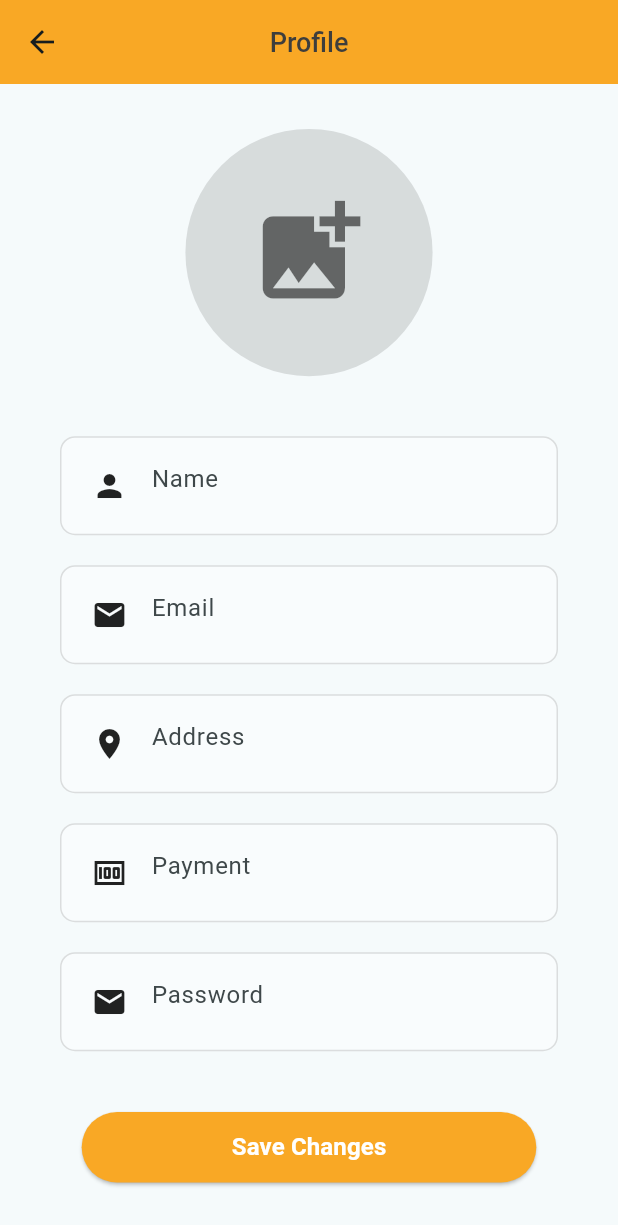
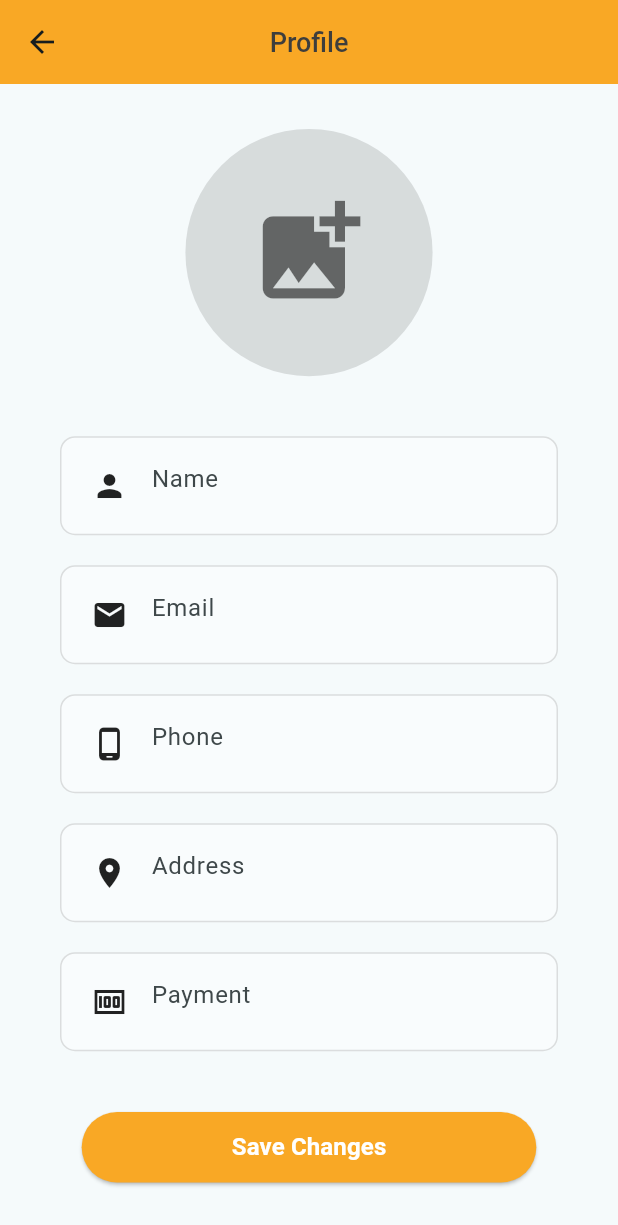
Before and after one commit to wxiaoxuan/jiak_users_app, a Flutter app: the CustomDrawer widget shown alone on an empty page, opened directly, after a tap on "Profile", on a phone screen of 412 x 824 dp. Shown: the top 1225 px of the screen. Run offline on Flutter 3.47's test engine with Material 2 defaults, Android fonts, the phone set to English and light mode, and no system bars; our stand-ins replace carousel_slider, geocoding, geolocator, shared_preferences; missing offline and left inert: bcrypt, mongo_dart, number_inc_dec; accounts and stored records are empty; network calls fail.

Commit message:
Add & Get User's Data in Profile Page + Added Change Pw Page

```diff
--- a/lib/pages/profile.dart
+++ b/lib/pages/profile.dart
@@ -25,16 +25,17 @@ class _ProfileState extends State<Profile> {
 
   final TextEditingController nameController = TextEditingController();
   final TextEditingController emailController = TextEditingController();
+  final TextEditingController phoneController = TextEditingController();
   final TextEditingController addressController = TextEditingController();
   final TextEditingController paymentController = TextEditingController();
-  final TextEditingController passwordController = TextEditingController();
+  // final TextEditingController passwordController = TextEditingController();
 
   // Get Current User Profile
   final List<Map<String, dynamic>> currentUserProfile = [];
 
   Future<void> retrieveCurrentUserProfile() async {
     try {
-      currentUserProfile.clear();
+      // currentUserProfile.clear();
       // Connect & retrieve all users
       MongoDB.connectUser();
       final allUsers = await MongoDB.getUsersDocument();
@@ -53,9 +54,10 @@ class _ProfileState extends State<Profile> {
       if (currentUserProfile.isNotEmpty) {
         nameController.text = currentUserProfile[0]['name'];
         emailController.text = currentUserProfile[0]['email'];
+        phoneController.text = currentUserProfile[0]['phone']?.toString() ?? '';
         addressController.text = currentUserProfile[0]['location'];
-        paymentController.text = currentUserProfile[0]['payment'];
-        passwordController.text = '';
+        // paymentController.text = currentUserProfile[0]['payment'];
+        // passwordController.text = '';
       }
 
       // Check if the widget is mounted before calling setState
@@ -70,6 +72,9 @@ class _ProfileState extends State<Profile> {
         ErrorDialog.show(profileKey.currentContext!,
             'Error retrieving current user\'s profile.');
       }
+      // Handle errors appropriately
+      print('Error retrieving data: $e');
+      throw e; // Rethrow the error to be caught by the FutureBuilder
     }
   }
 
@@ -86,8 +91,20 @@ class _ProfileState extends State<Profile> {
               fontWeight: FontWeight.w500),
           centerTitle: true,
         ),
-      body: Padding(
-        padding: const EdgeInsets.symmetric(vertical: 30.0, horizontal: 20.0),
+        body: FutureBuilder<void>(
+            future: retrieveCurrentUserProfile(),
+            builder: (context, snapshot) {
+              if (snapshot.connectionState == ConnectionState.waiting) {
+                // If the Future is still running, show a loading indicator
+                return const CircularProgressIndicator();
+              } else if (snapshot.hasError) {
+                // If an error occurs, display an error message
+                return Center(child: Text('Error: ${snapshot.error}'));
+              } else {
+                return SingleChildScrollView(
+                  child: Padding(
+                    padding: const EdgeInsets.symmetric(
+                        vertical: 30.0, horizontal: 20.0),
                     child: Column(
                       children: [
                         InkWell(
@@ -116,6 +133,12 @@ class _ProfileState extends State<Profile> {
                             isObscure: false,
                             enabled: true),
                         CustomTextField(
+                            controller: phoneController,
+                            icon: Icons.phone_android_rounded,
+                            hintText: 'Phone',
+                            isObscure: false,
+                            enabled: true),
+                        CustomTextField(
                             controller: addressController,
                             icon: Icons.location_on,
                             hintText: 'Address',
@@ -127,12 +150,12 @@ class _ProfileState extends State<Profile> {
                             hintText: 'Payment',
                             isObscure: false,
                             enabled: true),
-            CustomTextField(
-                controller: passwordController,
-                icon: Icons.email,
-                hintText: 'Password',
-                isObscure: false,
-                enabled: true),
+                        // CustomTextField(
+                        //     controller: passwordController,
+                        //     icon: Icons.email,
+                        //     hintText: 'Password',
+                        //     isObscure: false,
+                        //     enabled: true),
                         const SizedBox(height: 30.0),
                         EnterButton(name: 'Save Changes', onPressed: () {}),
                       ],
@@ -140,4 +163,6 @@ class _ProfileState extends State<Profile> {
                   ),
                 );
               }
+            }));
   }
+}
--- a/lib/task.txt
+++ b/lib/task.txt
@@ -26,8 +26,8 @@ Tasks to do:
 - Orders - History Page List from Latest (top) to Oldest (bottom) [D]
 
 - User Profile Page
-  > Add & Get Fields for: Email, Name, Picture, Payment, Address [D]
-  > Add Phone & Password Fields
+  > Add & Get Fields for: Email, Name, Picture, Payment [D]
+  > Add & Get Phone & Address Fields [D]
   > Update Email, Name, Picture, Payment, Address
   > Change Password
 
@@ -35,6 +35,7 @@ Tasks to do:
   instead of displaying as a new item
 - Fill Icon for User Usability in Homepage
 
+- Add Payment Field in User Model
 - Can add Bottom Navbar to All Screens [Optional]
 - Customer can only checkout items from 1 seller at once. [Optional]
 - Clear My Order Page after customer received the order in 20mins [Set Timer] [Optional]
@@ -71,4 +72,7 @@ FUTURE PLAN
   => [Rider makes its trip there] GPS Map to Seller's Destination + Est Time Order Done
   => [Rider reach outlet] Pickup Order + GPS OTW To User's Destination
 
+- USER APP
+  => Add Payment Method
+  => Add Delivery Address w Map
 // ==============================================================================================
--- a/lib/widgets/components/customDrawer.dart
+++ b/lib/widgets/components/customDrawer.dart
@@ -4,6 +4,7 @@ import 'package:jiak_users_app/resources/global.dart';
 import 'package:shared_preferences/shared_preferences.dart';
 
 import '../../authentication/authentication_screen.dart';
+import '../../pages/changePassword.dart';
 import '../../pages/home.dart';
 import '../../pages/my_order.dart';
 import '../../pages/profile.dart';
@@ -110,8 +111,21 @@ class CustomDrawer extends StatelessWidget {
                     title: const Text('Profile',
                         style: TextStyle(color: Colors.black)),
                     onTap: () {
-                      Navigator.push(context,
-                          MaterialPageRoute(builder: (context) => Profile()));
+                      Navigator.push(
+                          context,
+                          MaterialPageRoute(
+                              builder: (context) => const Profile()));
+                    },
+                  ),
+                  ListTile(
+                    leading: const Icon(Icons.person, color: Colors.black),
+                    title: const Text('Change Password',
+                        style: TextStyle(color: Colors.black)),
+                    onTap: () {
+                      Navigator.push(
+                          context,
+                          MaterialPageRoute(
+                              builder: (context) => const ChangePassword()));
                     },
                   ),
                   // ListTile(
```
Also changed, not shown: lib/pages/changePassword.dart (added, +15 -0 lines). Lines whose indentation alone changed are shown as unchanged.
